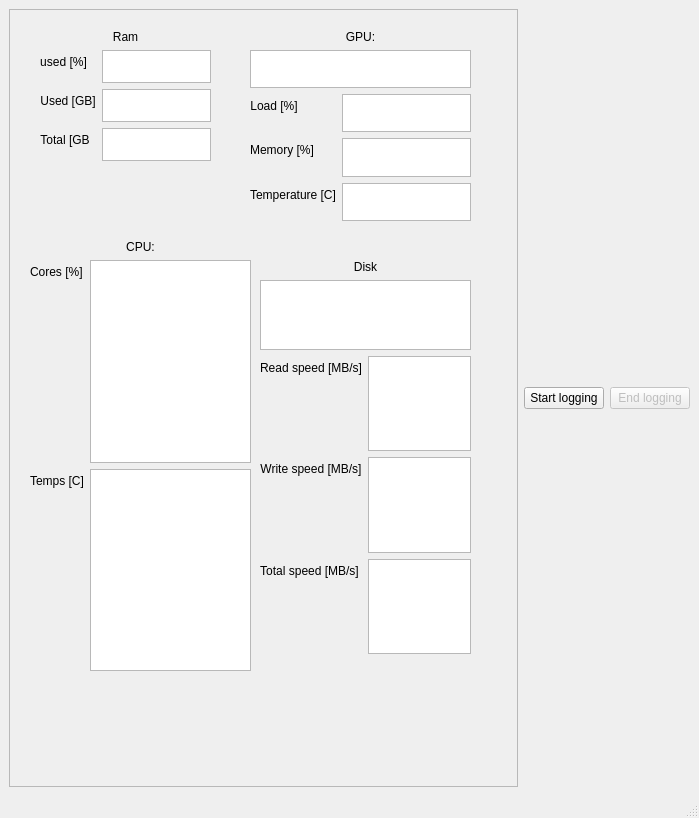
Old version of the form gui.ui in the repository Janders8/resource-monitor.
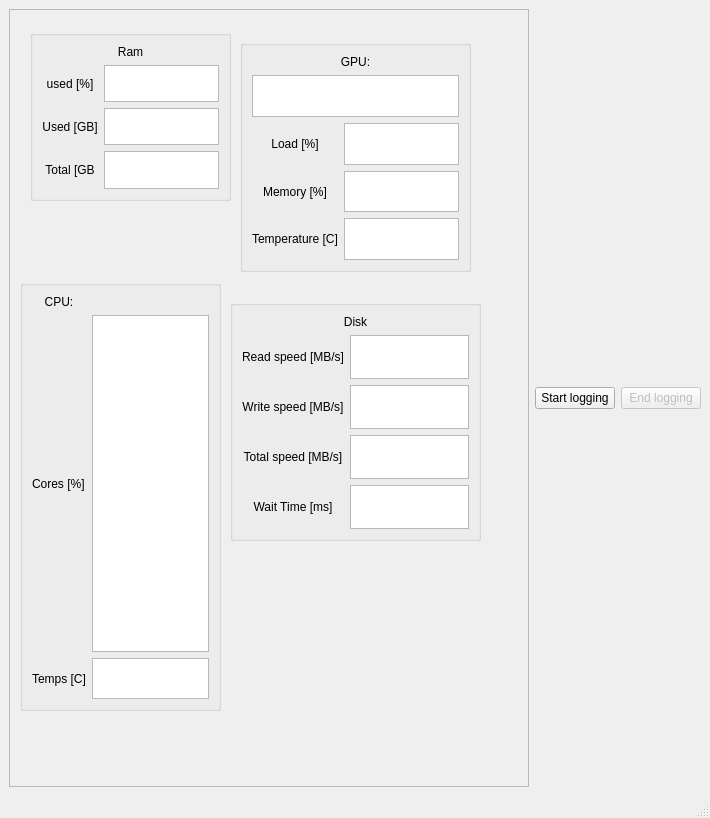
New version of the form.

Commit message: added disk wait time

```diff
--- a/gui.ui
+++ b/gui.ui
@@ -6,7 +6,7 @@
    <rect>
     <x>0</x>
     <y>0</y>
-    <width>699</width>
+    <width>710</width>
     <height>818</height>
    </rect>
   </property>
@@ -17,8 +17,8 @@
    <string>MainWindow</string>
   </property>
   <widget class="QWidget" name="centralwidget">
-   <layout class="QHBoxLayout" name="horizontalLayout">
-    <item>
+   <layout class="QGridLayout" name="gridLayout_5">
+    <item row="0" column="0">
      <widget class="QScrollArea" name="scrollArea">
       <property name="widgetResizable">
        <bool>true</bool>
@@ -28,20 +28,106 @@
         <rect>
          <x>0</x>
          <y>0</y>
-         <width>475</width>
+         <width>486</width>
          <height>743</height>
         </rect>
        </property>
-       <widget class="QWidget" name="formLayoutWidget">
+       <widget class="QGroupBox" name="groupBox">
         <property name="geometry">
          <rect>
           <x>20</x>
-          <y>230</y>
-          <width>221</width>
+          <y>20</y>
+          <width>201</width>
+          <height>171</height>
+         </rect>
+        </property>
+        <property name="title">
+         <string/>
+        </property>
+        <layout class="QGridLayout" name="gridLayout">
+         <item row="2" column="1">
+          <widget class="QTextBrowser" name="textBrowserRamUsed"/>
+         </item>
+         <item row="0" column="0" colspan="2">
+          <widget class="QLabel" name="label_2">
+           <property name="autoFillBackground">
+            <bool>false</bool>
+           </property>
+           <property name="text">
+            <string>Ram</string>
+           </property>
+           <property name="alignment">
+            <set>Qt::AlignCenter</set>
+           </property>
+          </widget>
+         </item>
+         <item row="1" column="0">
+          <widget class="QLabel" name="label_5">
+           <property name="autoFillBackground">
+            <bool>false</bool>
+           </property>
+           <property name="text">
+            <string>used [%]</string>
+           </property>
+           <property name="alignment">
+            <set>Qt::AlignCenter</set>
+           </property>
+          </widget>
+         </item>
+         <item row="2" column="0">
+          <widget class="QLabel" name="label_4">
+           <property name="autoFillBackground">
+            <bool>false</bool>
+           </property>
+           <property name="text">
+            <string>Used [GB]</string>
+           </property>
+           <property name="alignment">
+            <set>Qt::AlignCenter</set>
+           </property>
+          </widget>
+         </item>
+         <item row="1" column="1">
+          <widget class="QTextBrowser" name="textBrowserRamPercent"/>
+         </item>
+         <item row="3" column="0">
+          <widget class="QLabel" name="label_6">
+           <property name="autoFillBackground">
+            <bool>false</bool>
+           </property>
+           <property name="text">
+            <string>Total [GB</string>
+           </property>
+           <property name="alignment">
+            <set>Qt::AlignCenter</set>
+           </property>
+          </widget>
+         </item>
+         <item row="3" column="1">
+          <widget class="QTextBrowser" name="textBrowserRamTotal"/>
+         </item>
+        </layout>
+       </widget>
+       <widget class="QGroupBox" name="groupBox_2">
+        <property name="geometry">
+         <rect>
+          <x>10</x>
+          <y>270</y>
+          <width>201</width>
           <height>431</height>
          </rect>
         </property>
-        <layout class="QFormLayout" name="formLayoutCpu">
+        <property name="title">
+         <string/>
+        </property>
+        <layout class="QGridLayout" name="gridLayout_2">
+         <item row="2" column="0">
+          <widget class="QLabel" name="label_7">
+           <property name="text">
+            <string>Temps [C]</string>
+           </property>
+          </widget>
+         </item>
          <item row="1" column="0">
           <widget class="QLabel" name="label_3">
            <property name="text">
@@ -65,27 +151,7 @@
            </property>
           </widget>
          </item>
-         <item row="2" column="0">
-          <widget class="QLabel" name="label_7">
-           <property name="text">
-            <string>Temps [C]</string>
-           </property>
-          </widget>
-         </item>
-         <item row="2" column="1">
-          <widget class="QTextBrowser" name="textBrowserCpuTemp">
-           <property name="enabled">
-            <bool>true</bool>
-           </property>
-           <property name="mouseTracking">
-            <bool>false</bool>
-           </property>
-           <property name="acceptDrops">
-            <bool>false</bool>
-           </property>
-          </widget>
-         </item>
-         <item row="0" column="0" colspan="2">
+         <item row="0" column="0">
           <widget class="QLabel" name="label">
            <property name="text">
             <string>CPU:</string>
@@ -95,187 +161,44 @@
            </property>
           </widget>
          </item>
+         <item row="2" column="1">
+          <widget class="QTextBrowser" name="textBrowserCpuTemp">
+           <property name="enabled">
+            <bool>true</bool>
+           </property>
+           <property name="maximumSize">
+            <size>
+             <width>256</width>
+             <height>41</height>
+            </size>
+           </property>
+           <property name="mouseTracking">
+            <bool>false</bool>
+           </property>
+           <property name="acceptDrops">
+            <bool>false</bool>
+           </property>
+           <property name="autoFillBackground">
+            <bool>false</bool>
+           </property>
+          </widget>
+         </item>
         </layout>
        </widget>
-       <widget class="QWidget" name="layoutWidget">
+       <widget class="QGroupBox" name="groupBox_3">
         <property name="geometry">
          <rect>
-          <x>30</x>
-          <y>20</y>
-          <width>171</width>
-          <height>131</height>
+          <x>220</x>
+          <y>290</y>
+          <width>251</width>
+          <height>241</height>
          </rect>
         </property>
-        <layout class="QFormLayout" name="formLayoutRam">
-         <property name="sizeConstraint">
-          <enum>QLayout::SetMaximumSize</enum>
-         </property>
-         <item row="2" column="1">
-          <widget class="QTextBrowser" name="textBrowserRamUsed"/>
-         </item>
-         <item row="2" column="0">
-          <widget class="QLabel" name="label_4">
-           <property name="autoFillBackground">
-            <bool>false</bool>
-           </property>
-           <property name="text">
-            <string>Used [GB]</string>
-           </property>
-           <property name="alignment">
-            <set>Qt::AlignCenter</set>
-           </property>
-          </widget>
-         </item>
+        <property name="title">
+         <string/>
+        </property>
+        <layout class="QGridLayout" name="gridLayout_3">
          <item row="1" column="0">
-          <widget class="QLabel" name="label_5">
-           <property name="autoFillBackground">
-            <bool>false</bool>
-           </property>
-           <property name="text">
-            <string>used [%]</string>
-           </property>
-           <property name="alignment">
-            <set>Qt::AlignCenter</set>
-           </property>
-          </widget>
-         </item>
-         <item row="4" column="1">
-          <widget class="QTextBrowser" name="textBrowserRamTotal"/>
-         </item>
-         <item row="4" column="0">
-          <widget class="QLabel" name="label_6">
-           <property name="autoFillBackground">
-            <bool>false</bool>
-           </property>
-           <property name="text">
-            <string>Total [GB</string>
-           </property>
-           <property name="alignment">
-            <set>Qt::AlignCenter</set>
-           </property>
-          </widget>
-         </item>
-         <item row="1" column="1">
-          <widget class="QTextBrowser" name="textBrowserRamPercent"/>
-         </item>
-         <item row="0" column="0" colspan="2">
-          <widget class="QLabel" name="label_2">
-           <property name="autoFillBackground">
-            <bool>false</bool>
-           </property>
-           <property name="text">
-            <string>Ram</string>
-           </property>
-           <property name="alignment">
-            <set>Qt::AlignCenter</set>
-           </property>
-          </widget>
-         </item>
-        </layout>
-       </widget>
-       <widget class="QWidget" name="formLayoutWidget_2">
-        <property name="geometry">
-         <rect>
-          <x>240</x>
-          <y>20</y>
-          <width>221</width>
-          <height>191</height>
-         </rect>
-        </property>
-        <layout class="QFormLayout" name="formLayoutGpu">
-         <property name="sizeConstraint">
-          <enum>QLayout::SetMaximumSize</enum>
-         </property>
-         <item row="2" column="1">
-          <widget class="QTextBrowser" name="textBrowserGpuLoad"/>
-         </item>
-         <item row="2" column="0">
-          <widget class="QLabel" name="label_12">
-           <property name="autoFillBackground">
-            <bool>false</bool>
-           </property>
-           <property name="text">
-            <string>Load [%]</string>
-           </property>
-           <property name="alignment">
-            <set>Qt::AlignCenter</set>
-           </property>
-          </widget>
-         </item>
-         <item row="3" column="1">
-          <widget class="QTextBrowser" name="textBrowserGpuMemory"/>
-         </item>
-         <item row="3" column="0">
-          <widget class="QLabel" name="label_13">
-           <property name="autoFillBackground">
-            <bool>false</bool>
-           </property>
-           <property name="text">
-            <string>Memory [%]</string>
-           </property>
-           <property name="alignment">
-            <set>Qt::AlignCenter</set>
-           </property>
-          </widget>
-         </item>
-         <item row="4" column="1">
-          <widget class="QTextBrowser" name="textBrowserGpuTemp"/>
-         </item>
-         <item row="4" column="0">
-          <widget class="QLabel" name="label_14">
-           <property name="autoFillBackground">
-            <bool>false</bool>
-           </property>
-           <property name="text">
-            <string>Temperature [C]</string>
-           </property>
-           <property name="alignment">
-            <set>Qt::AlignCenter</set>
-           </property>
-          </widget>
-         </item>
-         <item row="1" column="0" colspan="2">
-          <widget class="QTextBrowser" name="textBrowserGpuName"/>
-         </item>
-         <item row="0" column="0" colspan="2">
-          <widget class="QLabel" name="label_11">
-           <property name="autoFillBackground">
-            <bool>false</bool>
-           </property>
-           <property name="text">
-            <string>GPU:</string>
-           </property>
-           <property name="alignment">
-            <set>Qt::AlignCenter</set>
-           </property>
-          </widget>
-         </item>
-        </layout>
-       </widget>
-       <widget class="QWidget" name="formLayoutWidget_3">
-        <property name="geometry">
-         <rect>
-          <x>250</x>
-          <y>250</y>
-          <width>211</width>
-          <height>394</height>
-         </rect>
-        </property>
-        <layout class="QFormLayout" name="formLayoutDisk">
-         <property name="sizeConstraint">
-          <enum>QLayout::SetMaximumSize</enum>
-         </property>
-         <property name="fieldGrowthPolicy">
-          <enum>QFormLayout::FieldsStayAtSizeHint</enum>
-         </property>
-         <item row="1" column="0" colspan="2">
-          <widget class="QTextBrowser" name="textBrowserDiskName">
-           <property name="sizeAdjustPolicy">
-            <enum>QAbstractScrollArea::AdjustToContents</enum>
-           </property>
-          </widget>
-         </item>
-         <item row="2" column="0">
           <widget class="QLabel" name="label_15">
            <property name="autoFillBackground">
             <bool>false</bool>
@@ -289,9 +212,18 @@
           </widget>
          </item>
          <item row="2" column="1">
+          <widget class="QTextBrowser" name="textBrowserDiskWriteSpeed"/>
+         </item>
+         <item row="1" column="1">
           <widget class="QTextBrowser" name="textBrowserDiskReadSpeed"/>
          </item>
-         <item row="3" column="0">
+         <item row="3" column="1">
+          <widget class="QTextBrowser" name="textBrowserDiskTotalSpeed"/>
+         </item>
+         <item row="4" column="1">
+          <widget class="QTextBrowser" name="textBrowserDiskWaitTime"/>
+         </item>
+         <item row="2" column="0">
           <widget class="QLabel" name="label_16">
            <property name="autoFillBackground">
             <bool>false</bool>
@@ -304,25 +236,6 @@
            </property>
           </widget>
          </item>
-         <item row="3" column="1">
-          <widget class="QTextBrowser" name="textBrowserDiskWriteSpeed"/>
-         </item>
-         <item row="4" column="0">
-          <widget class="QLabel" name="label_17">
-           <property name="autoFillBackground">
-            <bool>false</bool>
-           </property>
-           <property name="text">
-            <string>Total speed [MB/s]</string>
-           </property>
-           <property name="alignment">
-            <set>Qt::AlignCenter</set>
-           </property>
-          </widget>
-         </item>
-         <item row="4" column="1">
-          <widget class="QTextBrowser" name="textBrowserDiskTotalSpeed"/>
-         </item>
          <item row="0" column="0" colspan="2">
           <widget class="QLabel" name="label_18">
            <property name="autoFillBackground">
@@ -336,19 +249,124 @@
            </property>
           </widget>
          </item>
+         <item row="3" column="0">
+          <widget class="QLabel" name="label_17">
+           <property name="autoFillBackground">
+            <bool>false</bool>
+           </property>
+           <property name="text">
+            <string>Total speed [MB/s]</string>
+           </property>
+           <property name="alignment">
+            <set>Qt::AlignCenter</set>
+           </property>
+          </widget>
+         </item>
+         <item row="4" column="0">
+          <widget class="QLabel" name="label_19">
+           <property name="autoFillBackground">
+            <bool>false</bool>
+           </property>
+           <property name="text">
+            <string>Wait Time [ms]</string>
+           </property>
+           <property name="alignment">
+            <set>Qt::AlignCenter</set>
+           </property>
+          </widget>
+         </item>
+        </layout>
+       </widget>
+       <widget class="QGroupBox" name="groupBox_4">
+        <property name="geometry">
+         <rect>
+          <x>230</x>
+          <y>30</y>
+          <width>231</width>
+          <height>232</height>
+         </rect>
+        </property>
+        <property name="title">
+         <string/>
+        </property>
+        <layout class="QGridLayout" name="gridLayout_4">
+         <item row="2" column="1">
+          <widget class="QTextBrowser" name="textBrowserGpuLoad"/>
+         </item>
+         <item row="1" column="0" colspan="2">
+          <widget class="QTextBrowser" name="textBrowserGpuName"/>
+         </item>
+         <item row="3" column="0">
+          <widget class="QLabel" name="label_13">
+           <property name="autoFillBackground">
+            <bool>false</bool>
+           </property>
+           <property name="text">
+            <string>Memory [%]</string>
+           </property>
+           <property name="alignment">
+            <set>Qt::AlignCenter</set>
+           </property>
+          </widget>
+         </item>
+         <item row="2" column="0">
+          <widget class="QLabel" name="label_12">
+           <property name="autoFillBackground">
+            <bool>false</bool>
+           </property>
+           <property name="text">
+            <string>Load [%]</string>
+           </property>
+           <property name="alignment">
+            <set>Qt::AlignCenter</set>
+           </property>
+          </widget>
+         </item>
+         <item row="0" column="0" colspan="2">
+          <widget class="QLabel" name="label_11">
+           <property name="autoFillBackground">
+            <bool>false</bool>
+           </property>
+           <property name="text">
+            <string>GPU:</string>
+           </property>
+           <property name="alignment">
+            <set>Qt::AlignCenter</set>
+           </property>
+          </widget>
+         </item>
+         <item row="3" column="1">
+          <widget class="QTextBrowser" name="textBrowserGpuMemory"/>
+         </item>
+         <item row="4" column="0">
+          <widget class="QLabel" name="label_14">
+           <property name="autoFillBackground">
+            <bool>false</bool>
+           </property>
+           <property name="text">
+            <string>Temperature [C]</string>
+           </property>
+           <property name="alignment">
+            <set>Qt::AlignCenter</set>
+           </property>
+          </widget>
+         </item>
+         <item row="4" column="1">
+          <widget class="QTextBrowser" name="textBrowserGpuTemp"/>
+         </item>
         </layout>
        </widget>
       </widget>
      </widget>
     </item>
-    <item>
+    <item row="0" column="1">
      <widget class="QPushButton" name="StartLogging">
       <property name="text">
        <string>Start logging</string>
       </property>
      </widget>
     </item>
-    <item>
+    <item row="0" column="2">
      <widget class="QPushButton" name="EndLogging">
       <property name="enabled">
        <bool>false</bool>
```
Left out of the diff: 2 changed lines with no effect on the pictures. The commit also changes 4 other files.
